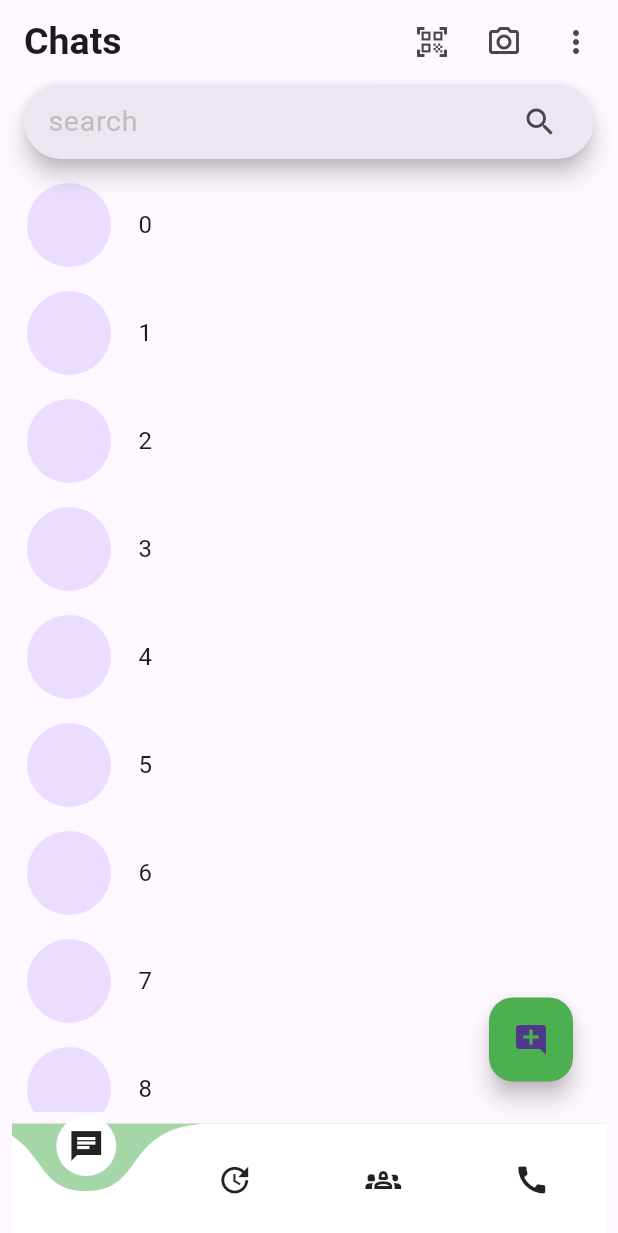
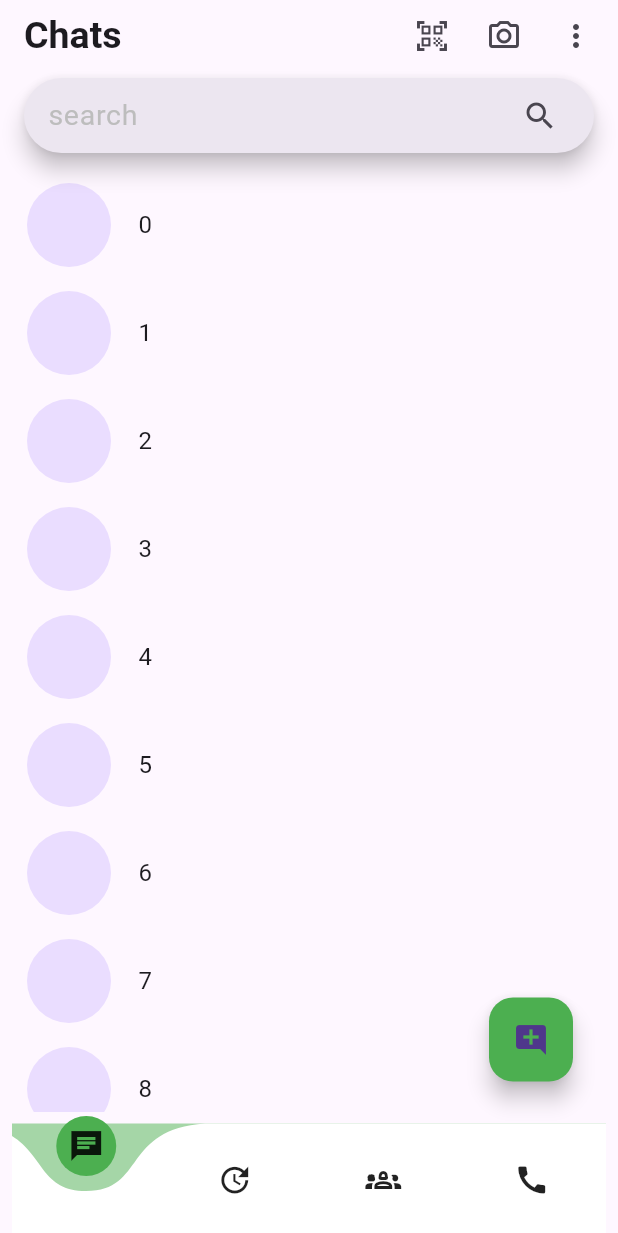
Before and after one commit to Aksharpatel06/chat_app, a Flutter app: the screen it shows after launch, after a tap on "Agree and Continue", on a phone screen of 412 x 824 dp. Shown: the top 1233 px of the screen. Run offline on Flutter 3.47's test engine with Material 3 defaults, Android fonts, the phone set to English and light mode, and no system bars; drawn by our look-alikes of curved_navigation_bar; our stand-ins replace get.

Commit message:
20-08-2024

```diff
--- a/lib/main.dart
+++ b/lib/main.dart
@@ -1,3 +1,4 @@
+import 'package:chat_app/view/controller/theme_controller.dart';
 import 'package:chat_app/view/screen/chat/chat_page.dart';
 import 'package:chat_app/view/screen/home/home_page.dart';
 import 'package:chat_app/view/screen/intro/intro_page.dart';
@@ -14,15 +15,34 @@ class MyApp extends StatelessWidget {
 
   @override
   Widget build(BuildContext context) {
-    return GetMaterialApp(
-      // theme: ThemeData.dark(),
-      debugShowCheckedModeBanner: false,
-      getPages: [
-        GetPage(name: '/', page:() => const SplashPage(),),
-        GetPage(name: '/intro', page:() => const IntroPage(),),
-        GetPage(name: '/home', page:() => const HomePage(),),
-        GetPage(name: '/chat', page:() => const ChatPage(),),
-      ],
+    // Initialize the ThemeController and make it available globally
+    ThemeController themeController = Get.put(ThemeController());
+
+    return Obx(
+          () => GetMaterialApp(
+        themeMode: themeController.themeMode.value,  // Observe themeMode changes
+        theme: ThemeData.light(),
+        darkTheme: ThemeData.dark(),
+        debugShowCheckedModeBanner: false,
+        getPages: [
+          GetPage(
+            name: '/',
+            page: () => const SplashPage(),
+          ),
+          GetPage(
+            name: '/intro',
+            page: () => const IntroPage(),
+          ),
+          GetPage(
+            name: '/home',
+            page: () => const HomePage(),
+          ),
+          GetPage(
+            name: '/chat',
+            page: () => const ChatPage(),
+          ),
+        ],
+      ),
     );
   }
 }
--- /dev/null
+++ b/lib/view/controller/theme_controller.dart
@@ -0,0 +1,17 @@
+import 'package:flutter/material.dart';
+import 'package:get/get.dart';
+
+class ThemeController extends GetxController {
+  var themeMode = ThemeMode.system.obs;
+
+  void changeMode() {
+    if (themeMode.value == ThemeMode.dark) {
+      themeMode.value = ThemeMode.light;
+    } else {
+      themeMode.value = ThemeMode.dark;
+    }
+    update();
+  }
+
+  ThemeMode getThemeMode() => themeMode.value;
+}
--- a/lib/view/screen/home/home_page.dart
+++ b/lib/view/screen/home/home_page.dart
@@ -1,3 +1,4 @@
+import 'package:chat_app/view/controller/theme_controller.dart';
 import 'package:chat_app/view/screen/chat/chat_page.dart';
 import 'package:curved_navigation_bar/curved_navigation_bar.dart';
 import 'package:flutter/material.dart';
@@ -8,6 +9,7 @@ class HomePage extends StatelessWidget {
 
   @override
   Widget build(BuildContext context) {
+    ThemeController themeController = Get.find();
     return Scaffold(
       appBar: AppBar(
         title: const Text(
@@ -31,7 +33,7 @@ class HomePage extends StatelessWidget {
         bottom: PreferredSize(
           preferredSize: Size(double.infinity, 50),
           child: Padding(
-            padding: const EdgeInsets.symmetric(horizontal: 16.0),
+            padding: const EdgeInsets.symmetric(horizontal: 16.0,vertical: 4),
             child: SizedBox(
               height: 50,
               child: SearchBar(
@@ -71,7 +73,7 @@ class HomePage extends StatelessWidget {
       floatingActionButton: Padding(
         padding: const EdgeInsets.only(bottom: 12.0,right: 14),
         child: FloatingActionButton(onPressed: () {
-
+          themeController.changeMode();
         },
           backgroundColor: Colors.green.shade500,
           child: Icon(Icons.add_comment),
@@ -79,8 +81,11 @@ class HomePage extends StatelessWidget {
       ),
       bottomNavigationBar: Padding(
         padding: const EdgeInsets.symmetric(horizontal: 8.0),
-        child: CurvedNavigationBar(
+        child: Obx(
+          ()=> CurvedNavigationBar(
             backgroundColor: Colors.green.shade200,
+            buttonBackgroundColor: Colors.green,
+           color: themeController.themeMode.value==ThemeMode.dark?Colors.black:Colors.white,
             items: [
               Icon(Icons.chat_sharp),
               Icon(Icons.update),
@@ -89,6 +94,7 @@ class HomePage extends StatelessWidget {
             ],
           ),
         ),
+      ),
     );
   }
 }
--- a/lib/view/screen/intro/intro_page.dart
+++ b/lib/view/screen/intro/intro_page.dart
@@ -17,17 +17,17 @@ class IntroPage extends StatelessWidget {
             ),
             Column(
               children: [
-                Text(
+                const Text(
                   'Welcome to Chatify',
                   style: TextStyle(
                     fontWeight: FontWeight.bold,
                     fontSize: 32,
                   ),
                 ),
-                SizedBox(
+                const SizedBox(
                   height: 20,
                 ),
-                Text.rich(
+                const Text.rich(
                   textAlign: TextAlign.center,
                   style: TextStyle(fontSize: 18, wordSpacing: 2),
                   TextSpan(
@@ -48,7 +48,7 @@ class IntroPage extends StatelessWidget {
                     ],
                   ),
                 ),
-                SizedBox(
+                const SizedBox(
                   height: 45,
                 ),
                 GestureDetector(
@@ -60,9 +60,9 @@ class IntroPage extends StatelessWidget {
                     height: 50,
                     alignment: Alignment.center,
                     decoration: BoxDecoration(
-                        color: Color(0xff31C48D),
+                        color: const Color(0xff31C48D),
                         borderRadius: BorderRadius.circular(25)),
-                    child: Text(
+                    child: const Text(
                       'Agree and Continue',
                       style: TextStyle(fontSize: 17, color: Colors.white),
                     ),
```
Lines whose indentation alone changed are shown as unchanged.
